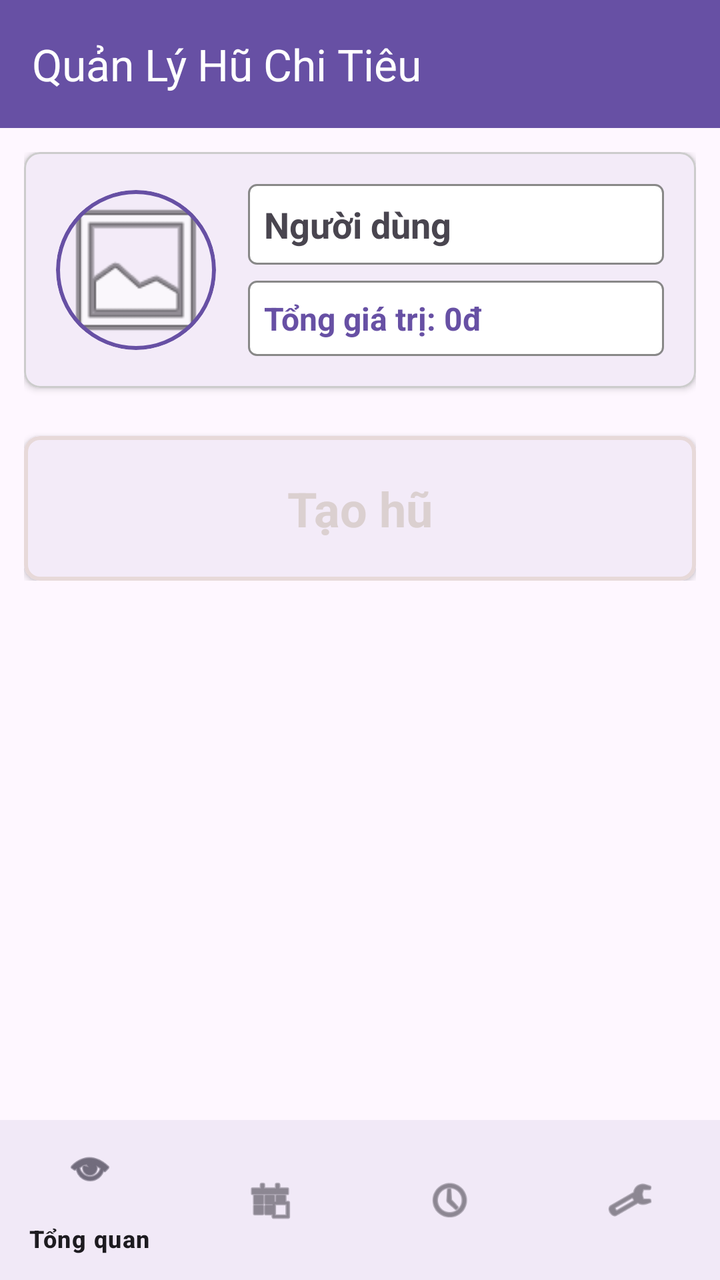
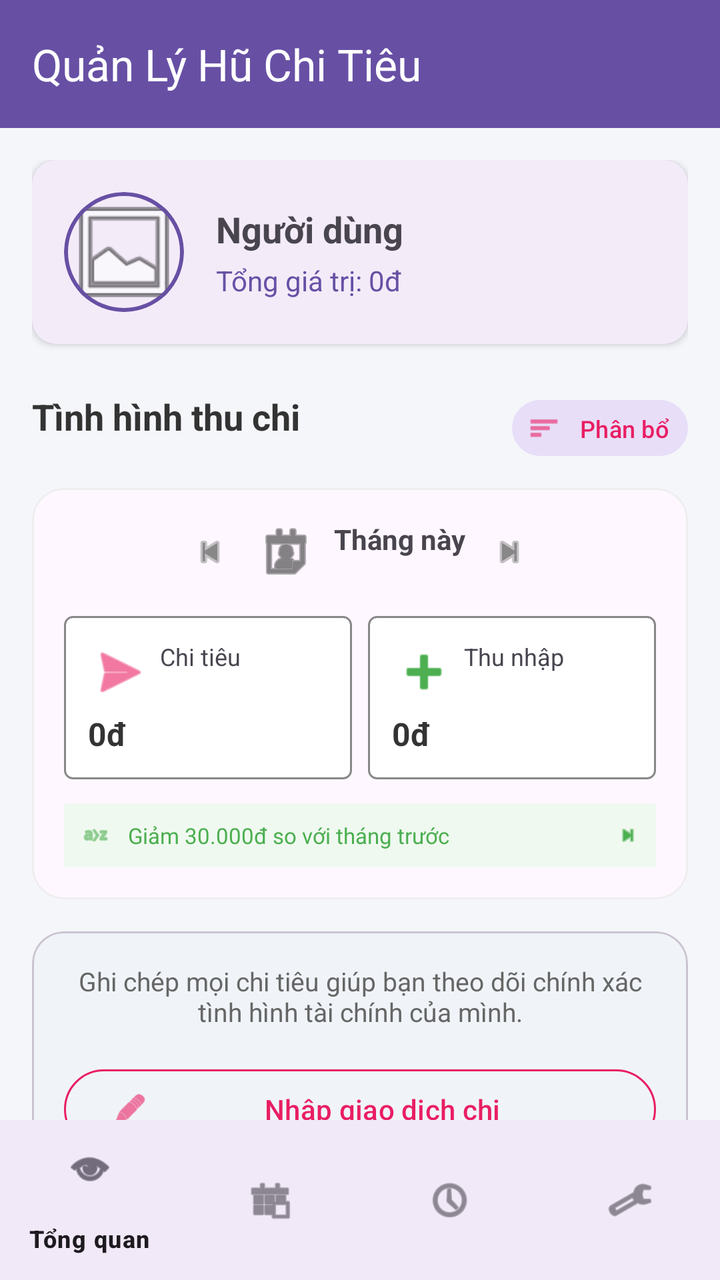

Screens rendered from an Android XML layout before and after an edit, with the pre-edit source and the edit as a unified diff.
<!-- AndroidManifest.xml: application theme Theme.HuChiTieu -->
<!-- res/layout/activity_main.xml -->
<?xml version="1.0" encoding="utf-8"?>
<androidx.coordinatorlayout.widget.CoordinatorLayout xmlns:android="http://schemas.android.com/apk/res/android"
    xmlns:app="http://schemas.android.com/apk/res-auto"
    xmlns:tools="http://schemas.android.com/tools"
    android:id="@+id/main"
    android:layout_width="match_parent"
    android:layout_height="match_parent"
    tools:context=".MainActivity">

    <com.google.android.material.appbar.AppBarLayout
        android:layout_width="match_parent"
        android:layout_height="wrap_content"
        android:theme="@style/ThemeOverlay.AppCompat.Dark.ActionBar">

        <androidx.appcompat.widget.Toolbar
            android:id="@+id/toolbar"
            android:layout_width="match_parent"
            android:layout_height="?attr/actionBarSize"
            android:background="?attr/colorPrimary"
            app:title="Quản Lý Hũ Chi Tiêu" />

    </com.google.android.material.appbar.AppBarLayout>

    <androidx.core.widget.NestedScrollView
        android:layout_width="match_parent"
        android:layout_height="match_parent"
        android:paddingBottom="56dp"
        android:clipToPadding="false"
        app:layout_behavior="@string/appbar_scrolling_view_behavior">

        <LinearLayout
            android:layout_width="match_parent"
            android:layout_height="wrap_content"
            android:orientation="vertical"
            android:padding="12dp">

            
            <com.google.android.material.card.MaterialCardView
                android:layout_width="match_parent"
                android:layout_height="wrap_content"
                android:layout_marginBottom="16dp"
                app:cardCornerRadius="8dp"
                app:cardElevation="2dp"
                app:strokeWidth="1dp"
                app:strokeColor="#CCCCCC">

                <LinearLayout
                    android:layout_width="match_parent"
                    android:layout_height="wrap_content"
                    android:orientation="horizontal"
                    android:padding="16dp"
                    android:gravity="center_vertical">

                    
                    <com.google.android.material.card.MaterialCardView
                        android:id="@+id/cardAvatar"
                        android:layout_width="80dp"
                        android:layout_height="80dp"
                        app:cardCornerRadius="40dp"
                        app:strokeWidth="2dp"
                        app:strokeColor="?attr/colorPrimary"
                        android:clickable="true"
                        android:focusable="true"
                        android:foreground="?attr/selectableItemBackground">

                        <ImageView
                            android:id="@+id/imageViewAvatar"
                            android:layout_width="match_parent"
                            android:layout_height="match_parent"
                            android:contentDescription="Avatar"
                            android:scaleType="centerCrop"
                            android:src="@android:drawable/ic_menu_gallery" />
                    </com.google.android.material.card.MaterialCardView>

                    <LinearLayout
                        android:layout_width="match_parent"
                        android:layout_height="wrap_content"
                        android:layout_marginStart="16dp"
                        android:orientation="vertical">

                        <TextView
                            android:id="@+id/textViewUserName"
                            android:layout_width="match_parent"
                            android:layout_height="wrap_content"
                            android:text="Người dùng"
                            android:textSize="18sp"
                            android:textStyle="bold"
                            android:padding="8dp"
                            android:layout_marginBottom="8dp"
                            android:background="@drawable/bg_outline_box" />

                        <TextView
                            android:id="@+id/textViewTotalBalance"
                            android:layout_width="match_parent"
                            android:layout_height="wrap_content"
                            android:text="Tổng giá trị: 0đ"
                            android:textColor="?attr/colorPrimary"
                            android:textSize="16sp"
                            android:textStyle="bold"
                            android:padding="8dp"
                            android:background="@drawable/bg_outline_box" />
                    </LinearLayout>
                </LinearLayout>
            </com.google.android.material.card.MaterialCardView>

            
            <androidx.recyclerview.widget.RecyclerView
                android:id="@+id/recyclerViewPots"
                android:layout_width="match_parent"
                android:layout_height="wrap_content"
                android:nestedScrollingEnabled="false"
                tools:listitem="@layout/item_pot" />

            
            <com.google.android.material.card.MaterialCardView
                android:id="@+id/btnCreatePot"
                android:layout_width="match_parent"
                android:layout_height="wrap_content"
                android:layout_marginTop="8dp"
                app:cardCornerRadius="8dp"
                app:cardElevation="2dp"
                app:strokeWidth="2dp"
                app:strokeColor="#E7D9D9"
                android:clickable="true"
                android:focusable="true"
                android:foreground="?attr/selectableItemBackground">

                <TextView
                    android:layout_width="wrap_content"
                    android:layout_height="wrap_content"
                    android:layout_gravity="center"
                    android:padding="20dp"
                    android:text="Tạo hũ"
                    android:textSize="24sp"
                    android:textStyle="bold"
                    android:textColor="#DBD0D0" />
            </com.google.android.material.card.MaterialCardView>

        </LinearLayout>
    </androidx.core.widget.NestedScrollView>

    <com.google.android.material.bottomnavigation.BottomNavigationView
        android:id="@+id/bottom_navigation"
        android:layout_width="match_parent"
        android:layout_height="wrap_content"
        android:layout_gravity="bottom"
        android:background="?android:attr/windowBackground"
        app:menu="@menu/bottom_nav_menu" />

</androidx.coordinatorlayout.widget.CoordinatorLayout>
<!-- res/layout/item_pot.xml (included above) -->
<?xml version="1.0" encoding="utf-8"?>
<com.google.android.material.card.MaterialCardView xmlns:android="http://schemas.android.com/apk/res/android"
    xmlns:app="http://schemas.android.com/apk/res-auto"
    android:layout_width="match_parent"
    android:layout_height="wrap_content"
    android:layout_margin="8dp"
    app:cardCornerRadius="8dp"
    app:cardElevation="4dp">

    <LinearLayout
        android:layout_width="match_parent"
        android:layout_height="wrap_content"
        android:orientation="vertical"
        android:padding="16dp">

        <TextView
            android:id="@+id/textViewPotName"
            android:layout_width="match_parent"
            android:layout_height="wrap_content"
            android:text="Tên Hũ"
            android:textSize="18sp"
            android:textStyle="bold" />

        <TextView
            android:id="@+id/textViewPotBalance"
            android:layout_width="match_parent"
            android:layout_height="wrap_content"
            android:layout_marginTop="4dp"
            android:text="Số dư: 0đ"
            android:textColor="@color/design_default_color_primary"
            android:textSize="16sp" />

        <ProgressBar
            android:id="@+id/progressBarPot"
            style="?android:attr/progressBarStyleHorizontal"
            android:layout_width="match_parent"
            android:layout_height="wrap_content"
            android:layout_marginTop="8dp"
            android:progress="50" />

        <TextView
            android:id="@+id/textViewPotPercent"
            android:layout_width="wrap_content"
            android:layout_height="wrap_content"
            android:layout_gravity="end"
            android:text="50%"
            android:textSize="12sp" />

    </LinearLayout>

</com.google.android.material.card.MaterialCardView>
<!-- resources referenced by this layout -->
<resources>
  <!-- drawable bg_outline_box (drawable) -->
  <?xml version="1.0" encoding="utf-8"?>
  <shape xmlns:android="http://schemas.android.com/apk/res/android">
      <stroke android:width="1dp" android:color="#888888" />
      <corners android:radius="4dp" />
      <solid android:color="#FFFFFF" />
  </shape>
  <style name="Theme.HuChiTieu" parent="Base.Theme.HuChiTieu" />
  <style name="Base.Theme.HuChiTieu" parent="Theme.Material3.DayNight.NoActionBar">
          
          
      </style>
</resources>

<!-- the commit's change to res/layout/activity_main.xml (unified diff, before → after) -->
@@ -5,6 +5,7 @@
     android:id="@+id/main"
     android:layout_width="match_parent"
     android:layout_height="match_parent"
+    android:background="#F5F6FA"
     tools:context=".MainActivity">
 
     <com.google.android.material.appbar.AppBarLayout
@@ -32,17 +33,16 @@
             android:layout_width="match_parent"
             android:layout_height="wrap_content"
             android:orientation="vertical"
-            android:padding="12dp">
+            android:padding="16dp">
 
             
             <com.google.android.material.card.MaterialCardView
                 android:layout_width="match_parent"
                 android:layout_height="wrap_content"
-                android:layout_marginBottom="16dp"
-                app:cardCornerRadius="8dp"
+                android:layout_marginBottom="24dp"
+                app:cardCornerRadius="12dp"
                 app:cardElevation="2dp"
-                app:strokeWidth="1dp"
-                app:strokeColor="#CCCCCC">
+                app:strokeWidth="0dp">
 
                 <LinearLayout
                     android:layout_width="match_parent"
@@ -51,23 +51,18 @@
                     android:padding="16dp"
                     android:gravity="center_vertical">
 
-                    
                     <com.google.android.material.card.MaterialCardView
                         android:id="@+id/cardAvatar"
-                        android:layout_width="80dp"
-                        android:layout_height="80dp"
-                        app:cardCornerRadius="40dp"
+                        android:layout_width="60dp"
+                        android:layout_height="60dp"
+                        app:cardCornerRadius="30dp"
                         app:strokeWidth="2dp"
-                        app:strokeColor="?attr/colorPrimary"
-                        android:clickable="true"
-                        android:focusable="true"
-                        android:foreground="?attr/selectableItemBackground">
+                        app:strokeColor="?attr/colorPrimary">
 
                         <ImageView
                             android:id="@+id/imageViewAvatar"
                             android:layout_width="match_parent"
                             android:layout_height="match_parent"
-                            android:contentDescription="Avatar"
                             android:scaleType="centerCrop"
                             android:src="@android:drawable/ic_menu_gallery" />
                     </com.google.android.material.card.MaterialCardView>
@@ -80,61 +75,248 @@
 
                         <TextView
                             android:id="@+id/textViewUserName"
-                            android:layout_width="match_parent"
+                            android:layout_width="wrap_content"
                             android:layout_height="wrap_content"
                             android:text="Người dùng"
                             android:textSize="18sp"
-                            android:textStyle="bold"
-                            android:padding="8dp"
-                            android:layout_marginBottom="8dp"
-                            android:background="@drawable/bg_outline_box" />
+                            android:textStyle="bold" />
 
                         <TextView
                             android:id="@+id/textViewTotalBalance"
-                            android:layout_width="match_parent"
+                            android:layout_width="wrap_content"
                             android:layout_height="wrap_content"
                             android:text="Tổng giá trị: 0đ"
                             android:textColor="?attr/colorPrimary"
-                            android:textSize="16sp"
-                            android:textStyle="bold"
-                            android:padding="8dp"
-                            android:background="@drawable/bg_outline_box" />
+                            android:textSize="14sp"
+                            android:layout_marginTop="4dp" />
                     </LinearLayout>
                 </LinearLayout>
             </com.google.android.material.card.MaterialCardView>
 
             
+            <RelativeLayout
+                android:layout_width="match_parent"
+                android:layout_height="wrap_content"
+                android:layout_marginBottom="12dp">
+
+                <TextView
+                    android:layout_width="wrap_content"
+                    android:layout_height="wrap_content"
+                    android:text="Tình hình thu chi"
+                    android:textSize="18sp"
+                    android:textStyle="bold"
+                    android:textColor="#333333" />
+
+                <LinearLayout
+                    android:layout_width="wrap_content"
+                    android:layout_height="wrap_content"
+                    android:layout_alignParentEnd="true"
+                    android:orientation="horizontal"
+                    android:gravity="center_vertical">
+
+                    <com.google.android.material.button.MaterialButton
+                        style="@style/Widget.Material3.Button.TonalButton"
+                        android:layout_width="wrap_content"
+                        android:layout_height="36dp"
+                        android:text="Phân bổ"
+                        android:textSize="12sp"
+                        android:paddingHorizontal="8dp"
+                        android:textColor="#E91E63"
+                        app:icon="@android:drawable/ic_menu_sort_by_size"
+                        app:iconTint="#E91E63"
+                        app:iconSize="16dp" />
+
+                </LinearLayout>
+            </RelativeLayout>
+
+            <com.google.android.material.card.MaterialCardView
+                android:layout_width="match_parent"
+                android:layout_height="wrap_content"
+                app:cardCornerRadius="16dp"
+                app:cardElevation="0dp"
+                app:strokeWidth="1dp"
+                app:strokeColor="#EEEEEE"
+                android:layout_marginBottom="16dp">
+
+                <LinearLayout
+                    android:layout_width="match_parent"
+                    android:layout_height="wrap_content"
+                    android:orientation="vertical"
+                    android:padding="16dp">
+
+                    
+                    <LinearLayout
+                        android:layout_width="match_parent"
+                        android:layout_height="wrap_content"
+                        android:gravity="center"
+                        android:layout_marginBottom="16dp">
+                        <ImageView
+                            android:layout_width="20dp"
+                            android:layout_height="20dp"
+                            android:src="@android:drawable/ic_media_previous"
+                            app:tint="#888888" />
+                        <TextView
+                            android:layout_width="wrap_content"
+                            android:layout_height="wrap_content"
+                            android:text="Tháng này"
+                            android:layout_marginHorizontal="12dp"
+                            android:textStyle="bold"
+                            android:drawablePadding="8dp"
+                            app:drawableStartCompat="@android:drawable/ic_menu_my_calendar"
+                            app:drawableTint="#333333" />
+                        <ImageView
+                            android:layout_width="20dp"
+                            android:layout_height="20dp"
+                            android:src="@android:drawable/ic_media_next"
+                            app:tint="#888888" />
+                    </LinearLayout>
+
+                    
+                    <LinearLayout
+                        android:layout_width="match_parent"
+                        android:layout_height="wrap_content"
+                        android:orientation="horizontal"
+                        android:weightSum="2">
+
+                        <LinearLayout
+                            android:layout_width="0dp"
+                            android:layout_height="wrap_content"
+                            android:layout_weight="1"
+                            android:background="@drawable/bg_outline_box"
+                            android:padding="12dp"
+                            android:layout_marginEnd="4dp"
+                            android:orientation="vertical">
+                            <TextView
+                                android:layout_width="wrap_content"
+                                android:layout_height="wrap_content"
+                                android:text="Chi tiêu"
+                                android:textSize="12sp"
+                                android:drawablePadding="4dp"
+                                app:drawableStartCompat="@android:drawable/ic_menu_send"
+                                app:drawableTint="#E91E63" />
+                            <TextView
+                                android:id="@+id/textViewTotalExpense"
+                                android:layout_width="wrap_content"
+                                android:layout_height="wrap_content"
+                                android:text="0đ"
+                                android:textSize="16sp"
+                                android:textStyle="bold"
+                                android:layout_marginTop="4dp"
+                                android:textColor="#333333" />
+                        </LinearLayout>
+
+                        <LinearLayout
+                            android:layout_width="0dp"
+                            android:layout_height="wrap_content"
+                            android:layout_weight="1"
+                            android:background="@drawable/bg_outline_box"
+                            android:padding="12dp"
+                            android:layout_marginStart="4dp"
+                            android:orientation="vertical">
+                            <TextView
+                                android:layout_width="wrap_content"
+                                android:layout_height="wrap_content"
+                                android:text="Thu nhập"
+                                android:textSize="12sp"
+                                android:drawablePadding="4dp"
+                                app:drawableStartCompat="@android:drawable/ic_input_add"
+                                app:drawableTint="#4CAF50" />
+                            <TextView
+                                android:id="@+id/textViewTotalIncome"
+                                android:layout_width="wrap_content"
+                                android:layout_height="wrap_content"
+                                android:text="0đ"
+                                android:textSize="16sp"
+                                android:textStyle="bold"
+                                android:layout_marginTop="4dp"
+                                android:textColor="#333333" />
+                        </LinearLayout>
+                    </LinearLayout>
+
+                    
+                    <LinearLayout
+                        android:layout_width="match_parent"
+                        android:layout_height="wrap_content"
+                        android:layout_marginTop="12dp"
+                        android:background="#F0F9F0"
+                        android:padding="8dp"
+                        android:gravity="center_vertical">
+                        <ImageView
+                            android:layout_width="16dp"
+                            android:layout_height="16dp"
+                            android:src="@android:drawable/ic_menu_sort_alphabetically"
+                            app:tint="#4CAF50" />
+                        <TextView
+                            android:layout_width="0dp"
+                            android:layout_height="wrap_content"
+                            android:layout_weight="1"
+                            android:text="Giảm 30.000đ so với tháng trước"
+                            android:textSize="11sp"
+                            android:layout_marginStart="8dp"
+                            android:textColor="#4CAF50" />
+                        <ImageView
+                            android:layout_width="12dp"
+                            android:layout_height="12dp"
+                            android:src="@android:drawable/ic_media_next"
+                            app:tint="#4CAF50" />
+                    </LinearLayout>
+                </LinearLayout>
+            </com.google.android.material.card.MaterialCardView>
+
+            
+            <com.google.android.material.card.MaterialCardView
+                android:layout_width="match_parent"
+                android:layout_height="wrap_content"
+                app:cardBackgroundColor="#F0F4F8"
+                app:cardCornerRadius="16dp"
+                app:cardElevation="0dp">
+
+                <LinearLayout
+                    android:layout_width="match_parent"
+                    android:layout_height="wrap_content"
+                    android:orientation="vertical"
+                    android:padding="16dp"
+                    android:gravity="center">
+
+                    <TextView
+                        android:layout_width="match_parent"
+                        android:layout_height="wrap_content"
+                        android:text="Ghi chép mọi chi tiêu giúp bạn theo dõi chính xác tình hình tài chính của mình."
+                        android:textSize="13sp"
+                        android:textColor="#666666"
+                        android:gravity="center"
+                        android:layout_marginBottom="16dp" />
+
+                    <com.google.android.material.button.MaterialButton
+                        android:id="@+id/btnCreatePot"
+                        style="@style/Widget.Material3.Button.OutlinedButton"
+                        android:layout_width="match_parent"
+                        android:layout_height="wrap_content"
+                        android:text="Nhập giao dịch chi"
+                        android:textColor="#E91E63"
+                        app:strokeColor="#E91E63"
+                        app:icon="@android:drawable/ic_menu_edit"
+                        app:iconTint="#E91E63" />
+                </LinearLayout>
+            </com.google.android.material.card.MaterialCardView>
+
+            
+            <ImageView
+                android:layout_width="200dp"
+                android:layout_height="200dp"
+                android:layout_gravity="center"
+                android:layout_marginTop="24dp"
+                android:src="@android:drawable/presence_online"
+                android:alpha="0.2"
+                app:tint="#888888" />
+
+
             <androidx.recyclerview.widget.RecyclerView
                 android:id="@+id/recyclerViewPots"
                 android:layout_width="match_parent"
                 android:layout_height="wrap_content"
                 android:nestedScrollingEnabled="false"
                 tools:listitem="@layout/item_pot" />
-
-            
-            <com.google.android.material.card.MaterialCardView
-                android:id="@+id/btnCreatePot"
-                android:layout_width="match_parent"
-                android:layout_height="wrap_content"
-                android:layout_marginTop="8dp"
-                app:cardCornerRadius="8dp"
-                app:cardElevation="2dp"
-                app:strokeWidth="2dp"
-                app:strokeColor="#E7D9D9"
-                android:clickable="true"
-                android:focusable="true"
-                android:foreground="?attr/selectableItemBackground">
-
-                <TextView
-                    android:layout_width="wrap_content"
-                    android:layout_height="wrap_content"
-                    android:layout_gravity="center"
-                    android:padding="20dp"
-                    android:text="Tạo hũ"
-                    android:textSize="24sp"
-                    android:textStyle="bold"
-                    android:textColor="#DBD0D0" />
-            </com.google.android.material.card.MaterialCardView>
 
         </LinearLayout>
     </androidx.core.widget.NestedScrollView>
